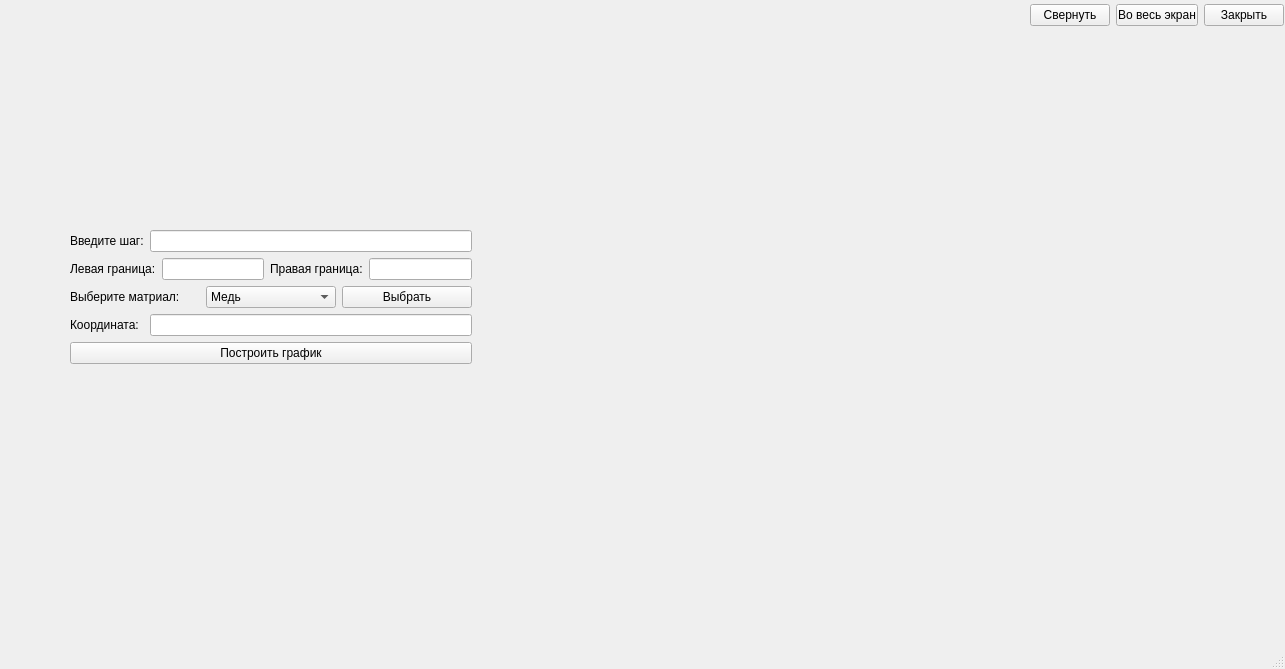
Before: the Qt Designer form mainwindow.ui in Athhh/Diplom, drawn with Qt 5.
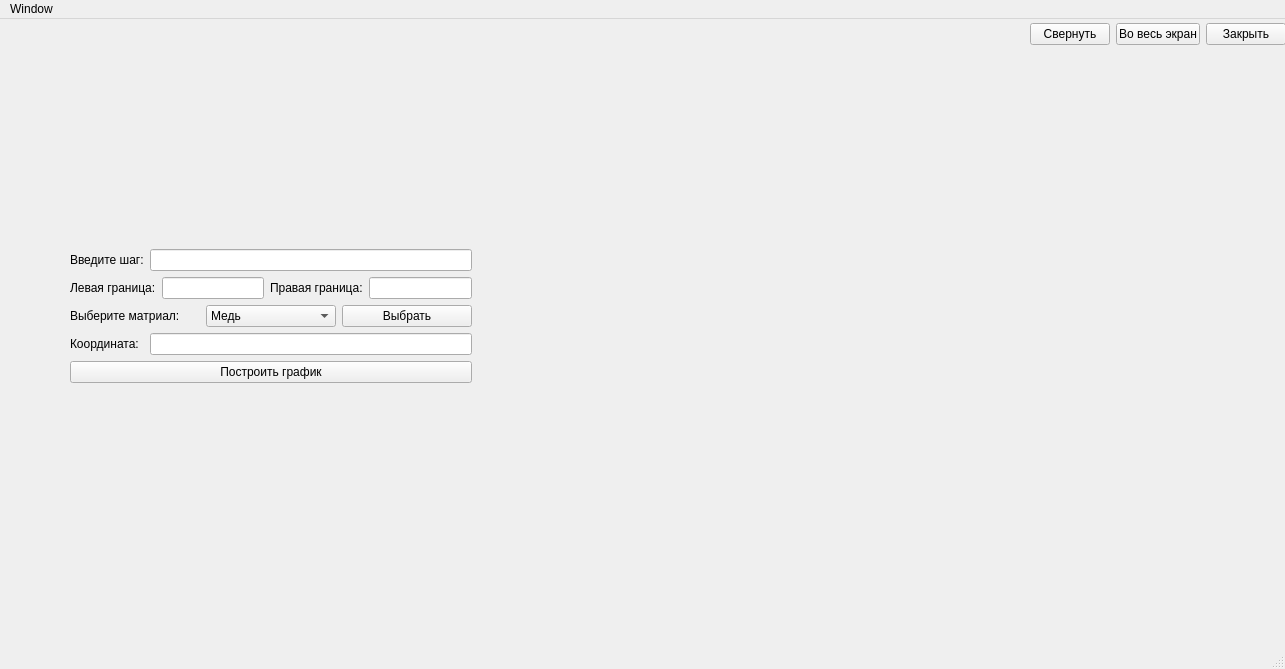
After: the same form once the commit is applied. Custom widgets are drawn as their Qt base class.

Patch:
```diff
--- a/mainwindow.ui
+++ b/mainwindow.ui
@@ -30,7 +30,7 @@
       <x>70</x>
       <y>230</y>
       <width>402</width>
-      <height>141</height>
+      <height>144</height>
      </rect>
     </property>
     <layout class="QFormLayout" name="formLayout">
@@ -129,7 +129,7 @@
      <rect>
       <x>1030</x>
       <y>0</y>
-      <width>254</width>
+      <width>256</width>
       <height>31</height>
      </rect>
     </property>
@@ -164,9 +164,15 @@
      <x>0</x>
      <y>0</y>
      <width>1285</width>
-     <height>20</height>
+     <height>25</height>
     </rect>
    </property>
+   <widget class="QMenu" name="menuWindow">
+    <property name="title">
+     <string>Window</string>
+    </property>
+   </widget>
+   <addaction name="menuWindow"/>
   </widget>
   <widget class="QStatusBar" name="statusbar"/>
  </widget>
```
